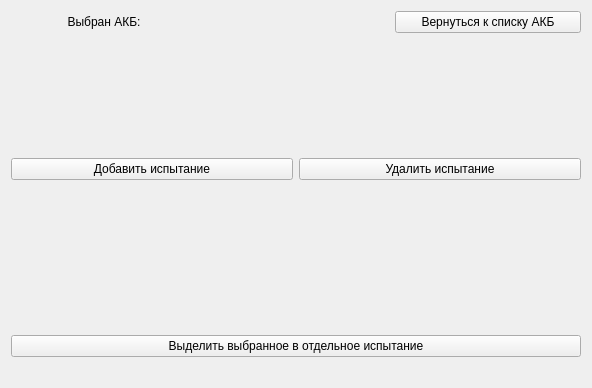
mikhailmishurinskikh/parametrizator, file ui/tests.ui: the form before one commit.
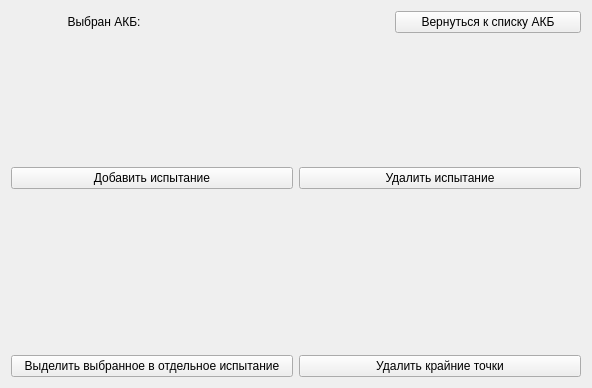
The form after the commit.

The edit to the form file:
```diff
--- a/ui/tests.ui
+++ b/ui/tests.ui
@@ -13,7 +13,7 @@
   <property name="windowTitle">
    <string>Form</string>
   </property>
-  <layout class="QVBoxLayout" name="verticalLayout" stretch="1,8,1,10,2">
+  <layout class="QVBoxLayout" name="verticalLayout" stretch="1,8,1,10,1">
    <item>
     <layout class="QHBoxLayout" name="horizontalLayout_4" stretch="0,0,0">
      <item>
@@ -67,7 +67,7 @@
     <layout class="QHBoxLayout" name="graphLayout"/>
    </item>
    <item>
-    <layout class="QVBoxLayout" name="verticalLayout_2">
+    <layout class="QHBoxLayout" name="horizontalLayout_2">
      <item>
       <widget class="QPushButton" name="separateTest_button">
        <property name="text">
@@ -76,12 +76,9 @@
       </widget>
      </item>
      <item>
-      <widget class="QLabel" name="helpLabel">
+      <widget class="QPushButton" name="cutDots_button">
        <property name="text">
-        <string/>
-       </property>
-       <property name="alignment">
-        <set>Qt::AlignmentFlag::AlignCenter</set>
+        <string>Удалить крайние точки</string>
        </property>
       </widget>
      </item>
```
